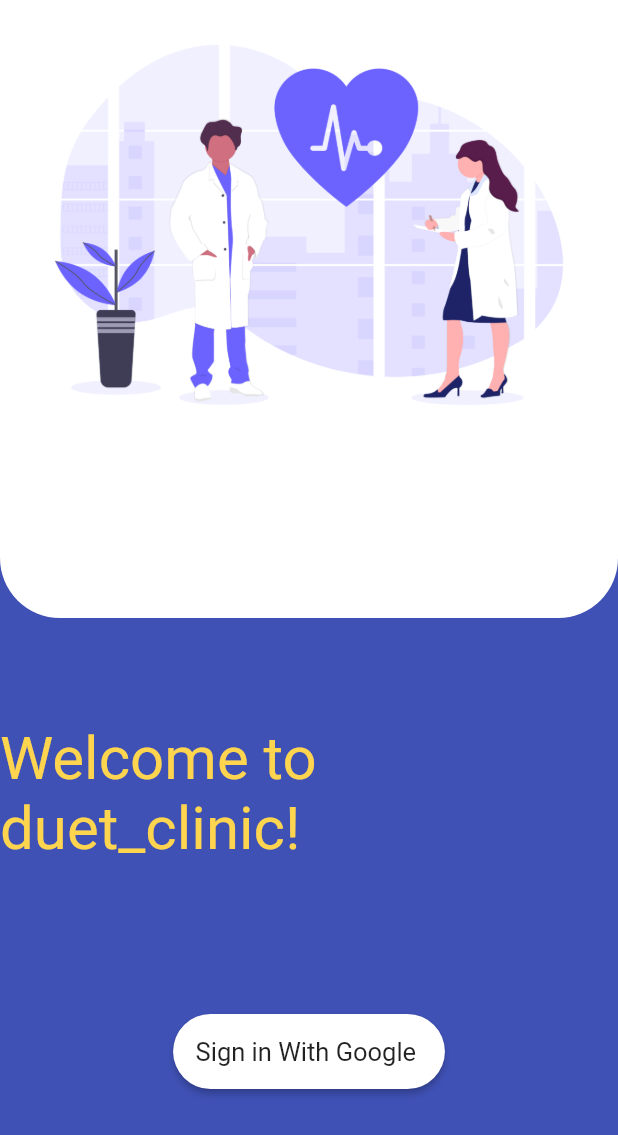
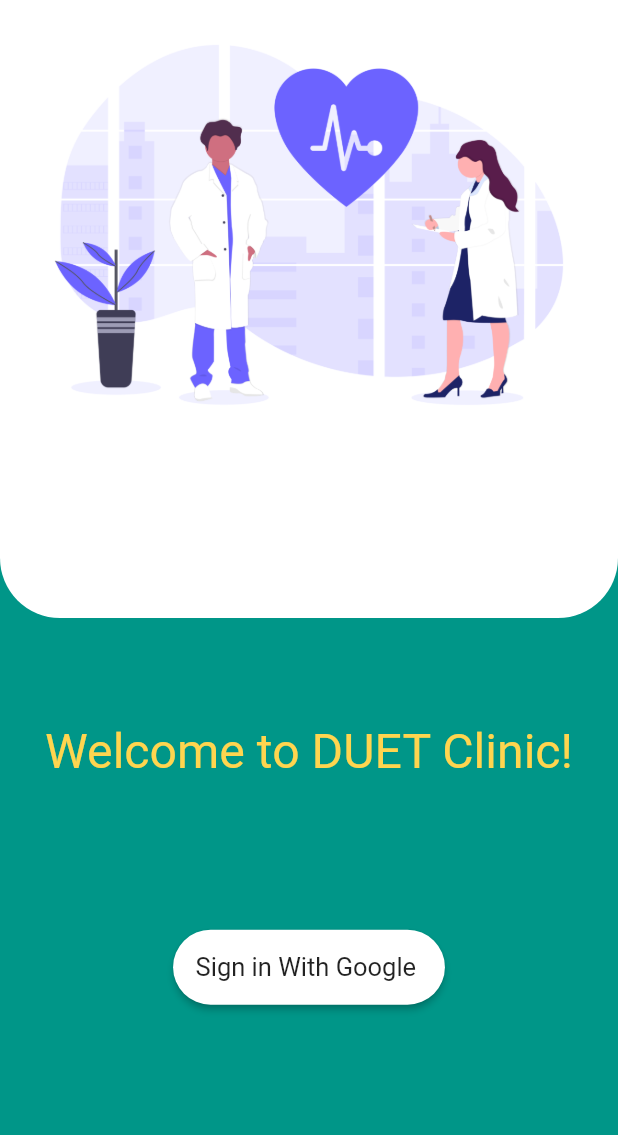
Before and after one commit to duetianmehedishuvo/DUET_Clinic_Flutter_Project, a Flutter app: the screen it shows after launch, on a phone screen of 412 x 824 dp. Shown: the top 1135 px of the screen. Run offline on Flutter 3.47's test engine with Material 2 defaults, Android fonts, the phone set to English and light mode, and no system bars; our stand-ins replace cloud_firestore, firebase_auth, firebase_core, firebase_storage, google_sign_in, image_picker; accounts and stored records are empty.

```diff
--- a/lib/main.dart
+++ b/lib/main.dart
@@ -8,10 +8,6 @@ import 'package:provider/provider.dart';
 void main() async {
   WidgetsFlutterBinding.ensureInitialized();
   await Firebase.initializeApp();
-  // runApp(MultiProvider(providers: [
-  //   Provider<TestProvider>(create: (_) => TestProvider()),
-  // ], child: MyApp()));
-  //
   runApp(const MyApp());
 }
 
@@ -29,23 +25,10 @@ class MyApp extends StatelessWidget {
           debugShowCheckedModeBanner: false,
           title: 'Flutter Demo',
           theme: ThemeData(
-            primarySwatch: Colors.indigo,
+            primarySwatch: Colors.teal,
             visualDensity: VisualDensity.adaptivePlatformDensity,
           ),
           home: const Wrapper(),
         ));
   }
-// This widget is the root of your application.
-// @override
-// Widget build(BuildContext context) {
-//   return MaterialApp(
-//     debugShowCheckedModeBanner: false,
-//     title: 'Flutter Demo',
-//     theme: ThemeData(
-//       primarySwatch: Colors.indigo,
-//       visualDensity: VisualDensity.adaptivePlatformDensity,
-//     ),
-//     home: const Wrapper(),
-//   );
-// }
 }
--- a/lib/pages/signin/signin.dart
+++ b/lib/pages/signin/signin.dart
@@ -11,6 +11,7 @@ class SignInPage extends StatefulWidget {
 
 class _SignInPageState extends State<SignInPage> {
   bool isLoading = false;
+
   void toggleLoading() {
     setState(() => isLoading = !isLoading);
   }
@@ -22,7 +23,7 @@ class _SignInPageState extends State<SignInPage> {
         : Scaffold(
             body: SafeArea(
               child: Container(
-                color: Colors.indigo,
+                color: Colors.teal,
                 child: Column(
                   children: [
                     Stack(
@@ -37,33 +38,20 @@ class _SignInPageState extends State<SignInPage> {
                                 bottomRight: Radius.circular(40),
                               )),
                         ),
-                        Center(
-                          child: Image.asset(
-                            'assets/signin.png',
-                            height: 300,
-                          ),
-                        ),
+                        Center(child: Image.asset('assets/signin.png', height: 300)),
                       ],
                     ),
-                    const SizedBox(
-                      height: 70,
-                    ),
-                    Center(
-                      child: Text(
-                        "Welcome to duet_clinic!",
-                        style:
-                            TextStyle(color: Colors.amber[300], fontSize: 40),
+                    const SizedBox(height: 70),
+                    Padding(
+                      padding: const EdgeInsets.symmetric(horizontal: 30),
+                      child: Center(
+                        child: FittedBox(
+                            child:
+                                Text("Welcome to DUET Clinic!", style: TextStyle(color: Colors.amber[300], fontSize: 40))),
                       ),
                     ),
-                    const SizedBox(
-                      height: 100,
-                    ),
-                    Center(
-                      child: SignButton(
-                        name: "Sign in With Google ",
-                        toggleLoading: toggleLoading,
-                      ),
-                    ),
+                    const SizedBox(height: 100),
+                    Center(child: SignButton(name: "Sign in With Google ", toggleLoading: toggleLoading)),
                   ],
                 ),
               ),
--- a/lib/shared/loading.dart
+++ b/lib/shared/loading.dart
@@ -10,7 +10,7 @@ class Loading extends StatelessWidget {
         alignment: Alignment.center,
         padding: const EdgeInsets.all(10),
         child: const CircularProgressIndicator(
-          valueColor:AlwaysStoppedAnimation(Colors.red),
+          valueColor:AlwaysStoppedAnimation(Colors.teal),
           strokeWidth: 6,
         ),
     );
```
Also changed, not shown: lib/pages/patientDashboard/patientNotificationTile.dart (+5 -32 lines).
